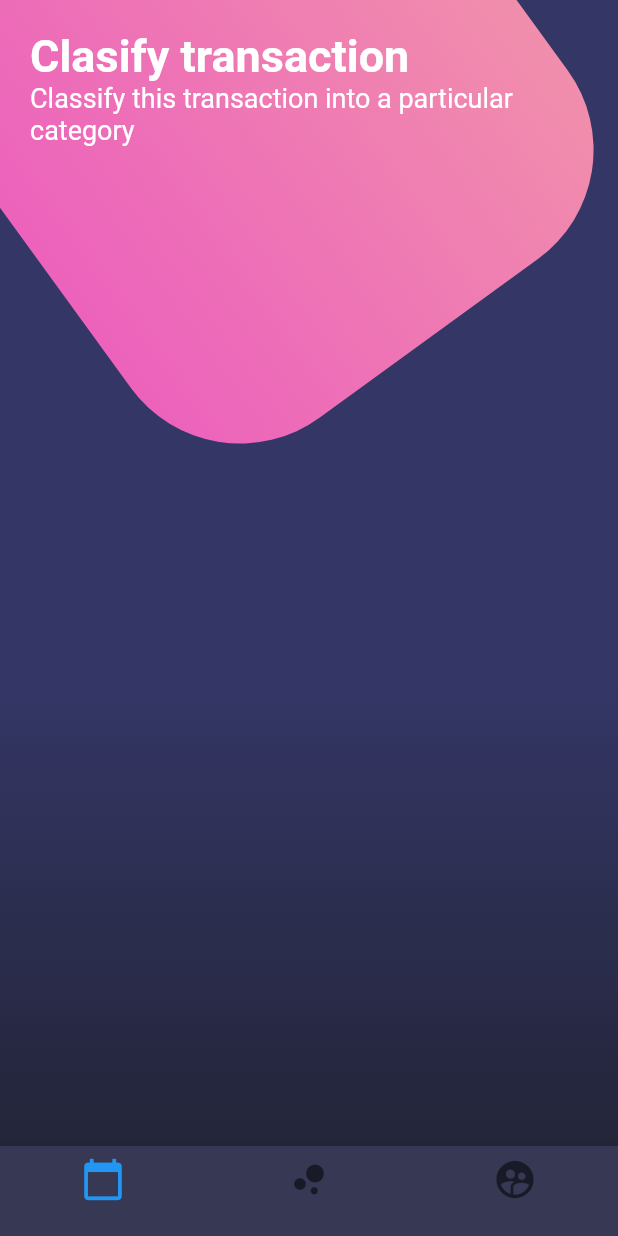
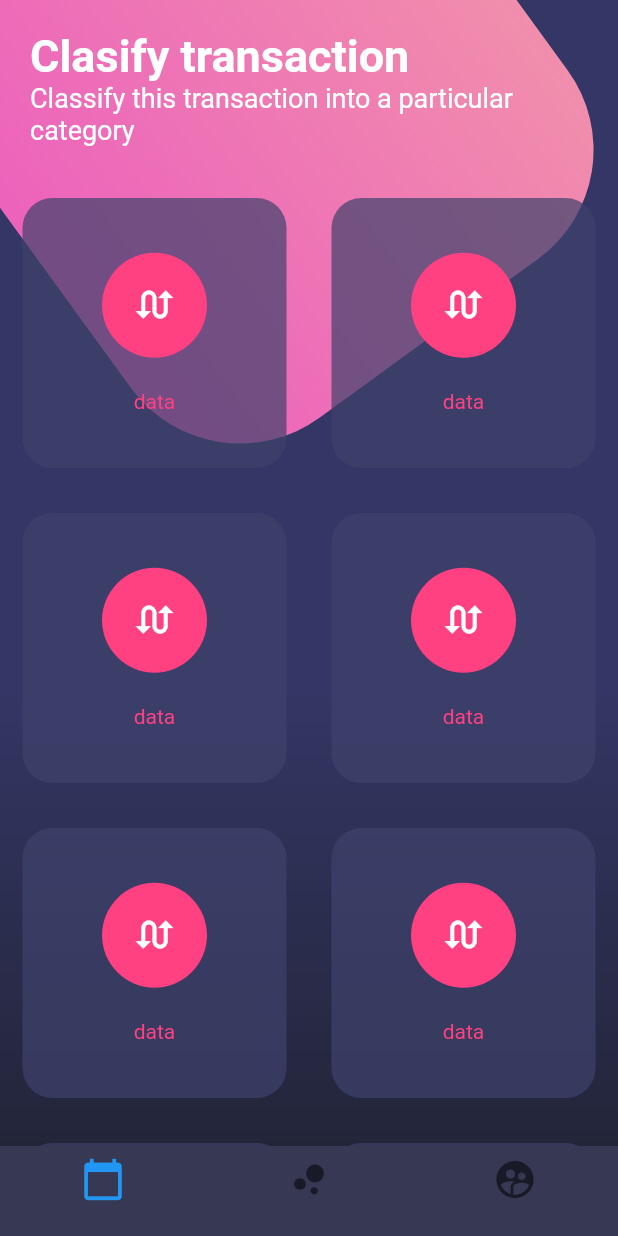
Before and after one commit to zesaru/flutter_design, a Flutter app: the screen it shows after launch, on a phone screen of 412 x 824 dp. Run offline on Flutter 3.47's test engine with Material 2 defaults, Android fonts, the phone set to English and light mode, and no system bars.

Commit message:
diseno compuesto Table y Row

```diff
--- a/lib/src/pages/botones_page.dart
+++ b/lib/src/pages/botones_page.dart
@@ -9,7 +9,14 @@ class BotonesPage extends StatelessWidget {
         body: Stack(
           children: <Widget>[
             _fondoApp(),
-            _titulos(),
+            SingleChildScrollView(
+              child: Column(
+                children: <Widget>[
+                  _titulos(),
+                  _botonesRedondeados(),
+                ],
+              ),
+            )
           ],
         ),
         bottomNavigationBar: _bottomNavigationBar(context));
@@ -101,4 +108,58 @@ class BotonesPage extends StatelessWidget {
       ),
     );
   }
+
+  Widget _botonesRedondeados() {
+    return Table(
+      children: [
+        TableRow(children: [
+          _crearBotonRedondeado(),
+          _crearBotonRedondeado(),
+        ]),
+        TableRow(children: [
+          _crearBotonRedondeado(),
+          _crearBotonRedondeado(),
+        ]),
+        TableRow(children: [
+          _crearBotonRedondeado(),
+          _crearBotonRedondeado(),
+        ]),
+        TableRow(children: [
+          _crearBotonRedondeado(),
+          _crearBotonRedondeado(),
+        ])
+      ],
+    );
+  }
+
+  Widget _crearBotonRedondeado() {
+    return Container(
+      height: 180.0,
+      margin: EdgeInsets.all(15.0),
+      decoration: BoxDecoration(
+        color: Color.fromRGBO(62, 66, 107, 0.7),
+        borderRadius: BorderRadius.circular(20.0),
+      ),
+      child: Column(
+        mainAxisAlignment: MainAxisAlignment.spaceAround,
+        children: <Widget>[
+          SizedBox(height: 5.0),
+          CircleAvatar(
+            backgroundColor: Colors.pinkAccent,
+            radius: 35.0,
+            child: Icon(
+              Icons.swap_calls,
+              color: Colors.white,
+              size: 30.0,
+            ),
+          ),
+          Text(
+            'data',
+            style: TextStyle(color: Colors.pinkAccent),
+          ),
+          SizedBox(height: 5.0)
+        ],
+      ),
+    );
+  }
 }
```
